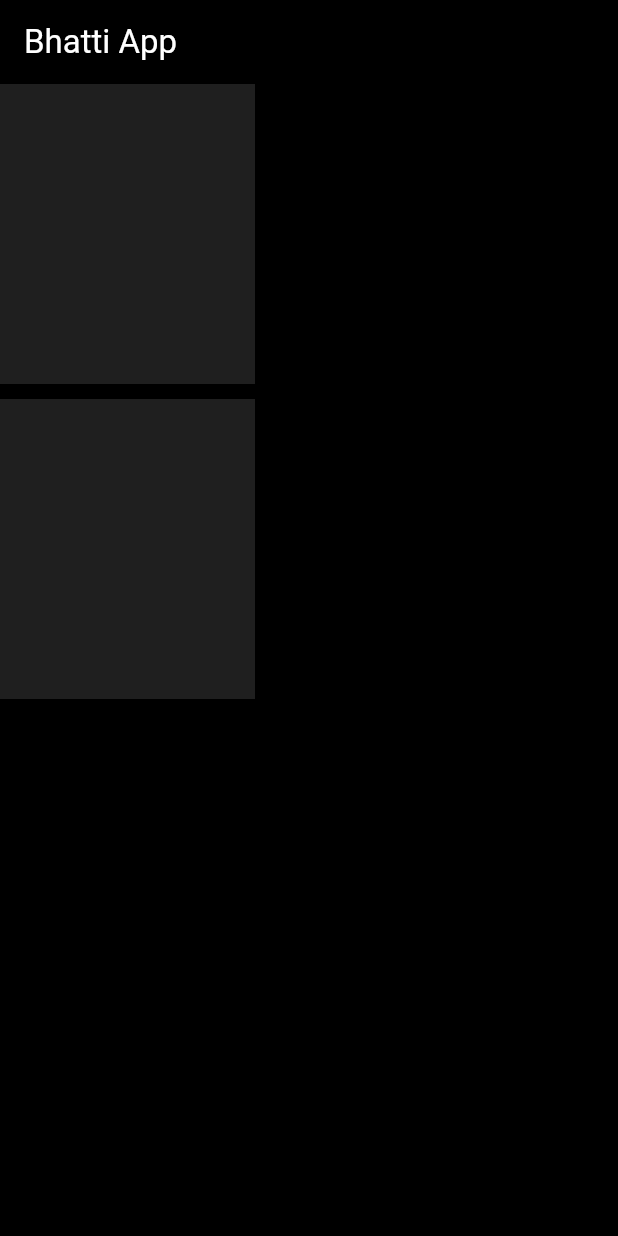
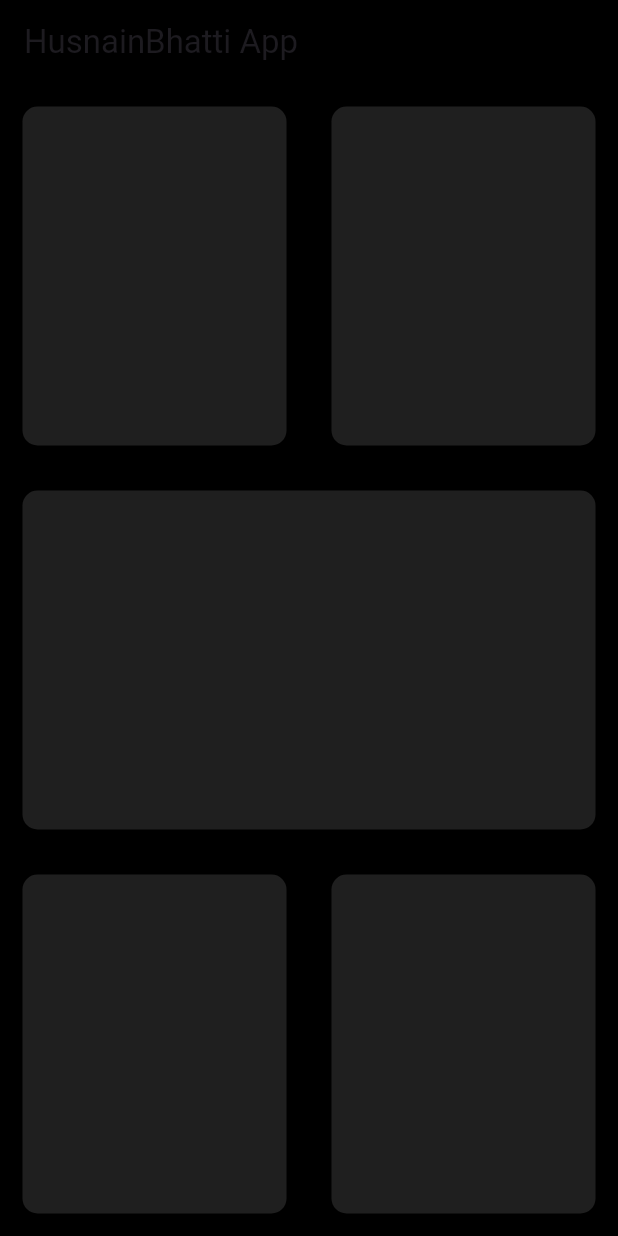
Before and after one commit to Bhattisahb/Flutter-practice-by-Husnain-Bhatti, a Flutter app: the screen it shows after launch, on a phone screen of 412 x 824 dp. Run offline on Flutter 3.47's test engine with Material 3 defaults, Android fonts, the light colour scheme and no system bars.

Commit message:
practice
day 1 month and 3 days

```diff
--- a/practice/lib/main.dart
+++ b/practice/lib/main.dart
@@ -1,10 +1,8 @@
 import 'package:flutter/material.dart';
 import 'result.dart';
 
-
-main(){
-
-  runApp(MyApp());
+void main() {
+  runApp(const MyApp());
 }
 
 class MyApp extends StatelessWidget {
@@ -17,36 +15,59 @@ class MyApp extends StatelessWidget {
         backgroundColor: Colors.black,
         appBar: AppBar(
           backgroundColor: Colors.black,
-          title: Text("Bhatti App",style: TextStyle(color: Colors.white),),
+          title: const Text("HusnainBhatti App"),
         ),
-        body: Bmi(),
+        body: const BMI(),
       ),
     );
   }
 }
- class Bmi extends StatefulWidget {
-   const Bmi({super.key});
+
+class BMI extends StatefulWidget {
+  const BMI({super.key});
 
   @override
-   State<Bmi> createState() => _BmiState();
+  State<BMI> createState() => _BMIState();
 }
 
- class _BmiState extends State<Bmi> {
+class _BMIState extends State<BMI> {
   @override
   Widget build(BuildContext context) {
     return Column(
       children: [
-         buildContainer(),
-         SizedBox(height: 10,),
-         buildContainer(),
+        // First Row
+        Expanded(
+          child: Row(
+            children: [
+              Expanded(
+                child: buildContainer(),
+              ),
+              Expanded(
+                child: buildContainer(),
+              ),
+            ],
+          ),
+        ),
 
-         SizedBox(height: 10,),
+        // Middle Single Box
+        Expanded(
+          child: buildContainer(),
+        ),
 
-
+        // Second Row
+        Expanded(
+          child: Row(
+            children: [
+              Expanded(
+                child: buildContainer(),
+              ),
+              Expanded(
+                child: buildContainer(),
+              ),
             ],
-
-
-
+          ),
+        ),
+      ],
     );
   }
 
--- a/practice/lib/result.dart
+++ b/practice/lib/result.dart
@@ -1,10 +1,11 @@
 import 'package:flutter/material.dart';
-
 
 Container buildContainer() {
   return Container(
-    height: 200,
-    width: 170,
-    color: Colors.white12,
+    margin: const EdgeInsets.all(15),
+    decoration: BoxDecoration(
+      color: Colors.white12, // Visible color
+      borderRadius: BorderRadius.circular(10),
+    ),
   );
 }
```
Also changed, not shown: bmi_app/lib/main.dart (indentation only). Lines whose indentation alone changed are shown as unchanged.
